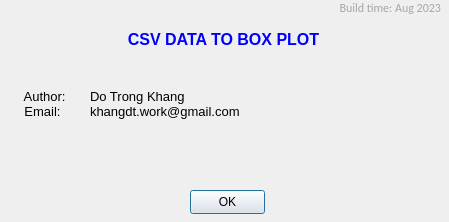
Qt form view/ui/About.ui (kdt89/py_PUC_Boxplot) before a commit.
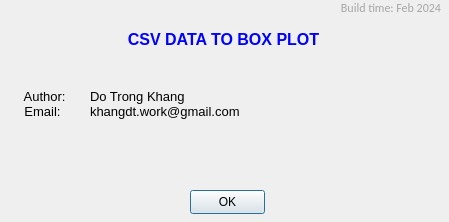
The same form after that commit. Icons and pictures are not drawn.

```diff
--- a/view/ui/About.ui
+++ b/view/ui/About.ui
@@ -32,7 +32,7 @@
     </font>
    </property>
    <property name="text">
-    <string>&lt;html&gt;&lt;head/&gt;&lt;body&gt;&lt;p align=&quot;right&quot;&gt;&lt;span style=&quot; color:#a6a6a6;&quot;&gt;Build time: Aug 2023&lt;/span&gt;&lt;/p&gt;&lt;/body&gt;&lt;/html&gt;</string>
+    <string>&lt;html&gt;&lt;head/&gt;&lt;body&gt;&lt;p align=&quot;right&quot;&gt;&lt;span style=&quot; color:#a6a6a6;&quot;&gt;Build time: Feb 2024&lt;/span&gt;&lt;/p&gt;&lt;/body&gt;&lt;/html&gt;</string>
    </property>
   </widget>
   <widget class="QLabel" name="lblApplicationName">
```
